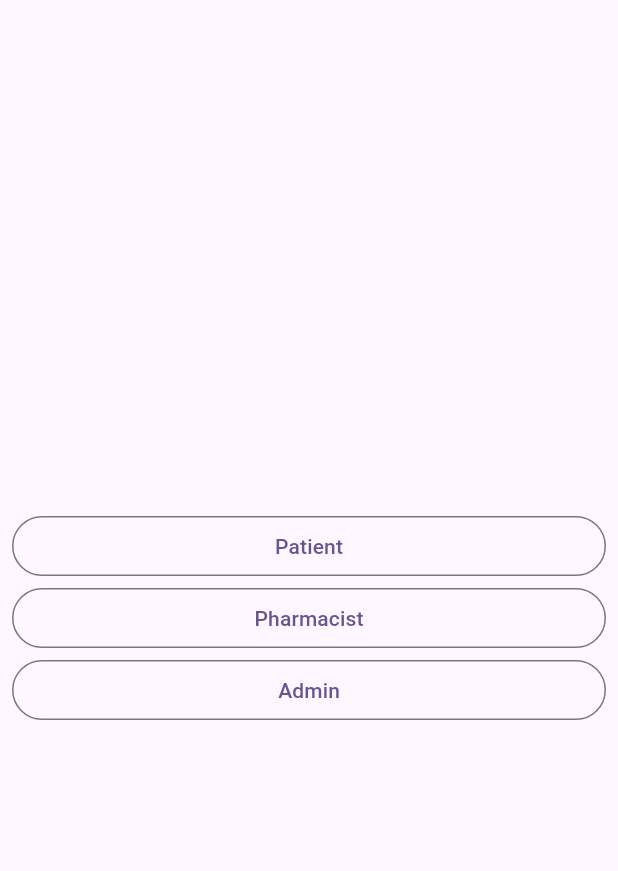
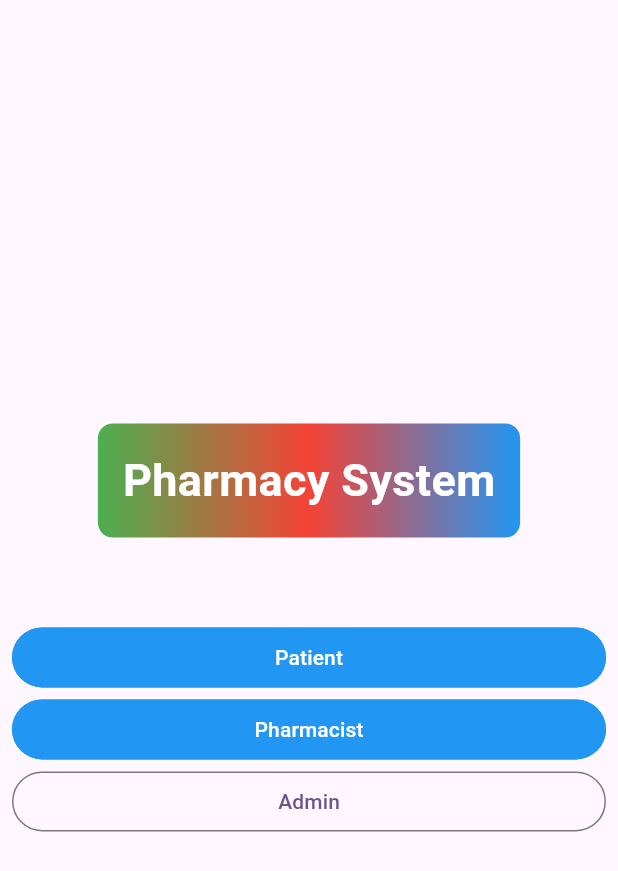
Before and after one commit to afidhu/medicine_locaton_for_pharmacies, a Flutter app: the screen it shows after launch, on a phone screen of 412 x 824 dp. Shown: the top 871 px of the screen. Run offline on Flutter 3.47's test engine with Material 3 defaults, Android fonts, the phone set to English and light mode, and no system bars; our stand-ins replace equatable, flutter_screenutil, get, google_maps_flutter; missing offline and left inert: dart:ffi.

Commit message:
modified ui

```diff
--- a/medicine_locator_for_pharmacies/lib/core/screens/splash_screen.dart
+++ b/medicine_locator_for_pharmacies/lib/core/screens/splash_screen.dart
@@ -1,5 +1,6 @@
 
 import 'package:flutter/material.dart';
+import 'package:flutter_screenutil/flutter_screenutil.dart';
 import 'package:get/get.dart';
 import 'package:get/get_core/src/get_main.dart';
 
@@ -18,8 +19,33 @@ class SplashScreen extends StatelessWidget {
               shrinkWrap: true,
               padding: const EdgeInsets.all(8),
               children: [
-                OutlinedButton(onPressed: (){Get.to(()=>HomeScreen());}, child: Text('Patient')),
-                OutlinedButton(onPressed: (){Get.to(()=>LoginScreen());}, child: Text('Pharmacist')),
+                Align(
+                  alignment: Alignment.center,
+                    child: Container(
+                      margin: EdgeInsets.all(10.r),
+                      padding: EdgeInsets.all(10.r),
+                      decoration: BoxDecoration(
+                        gradient: LinearGradient(colors: [
+                          Colors.green,
+                          Colors.red,
+                          Colors.blue
+                        ]),
+                        borderRadius: BorderRadius.circular(10),
+                      ),
+                        child: Text('Pharmacy System',style: TextStyle(fontSize: 30,fontWeight: FontWeight.bold,color: Colors.white),))),
+                SizedBox(height: 20.h,),
+
+                OutlinedButton(
+                  onPressed: (){Get.to(()=>HomeScreen());}, child: Text('Patient',style: TextStyle(color: Colors.white)  ,),
+                  style: OutlinedButton.styleFrom(
+                    side: BorderSide(color: Colors.blue),
+                    backgroundColor: Colors.blue
+                  ),
+                ),
+                OutlinedButton(onPressed: (){Get.to(()=>LoginScreen());}, style: OutlinedButton.styleFrom(
+                    side: BorderSide(color: Colors.blue),
+                    backgroundColor: Colors.blue
+                ), child: Text('Pharmacist',style: TextStyle(color: Colors.white))),
                 OutlinedButton(onPressed: (){}, child: Text('Admin')),
               ],
             ),
--- a/medicine_locator_for_pharmacies/lib/features/medicines/presentation/screens/custom_ui/recents_medicines.dart
+++ b/medicine_locator_for_pharmacies/lib/features/medicines/presentation/screens/custom_ui/recents_medicines.dart
@@ -47,7 +47,7 @@ class RecentsMedicines extends StatelessWidget {
               ),
             );
           },
-          childCount: 15,
+          childCount: 5,
         ),
       ),
     );
```
Also changed, not shown: medicine_locator_for_pharmacies/lib/features/pharmacy/presentation/screens/custom_ui/pharmacy_medicine_card.dart (+10 -2 lines).
